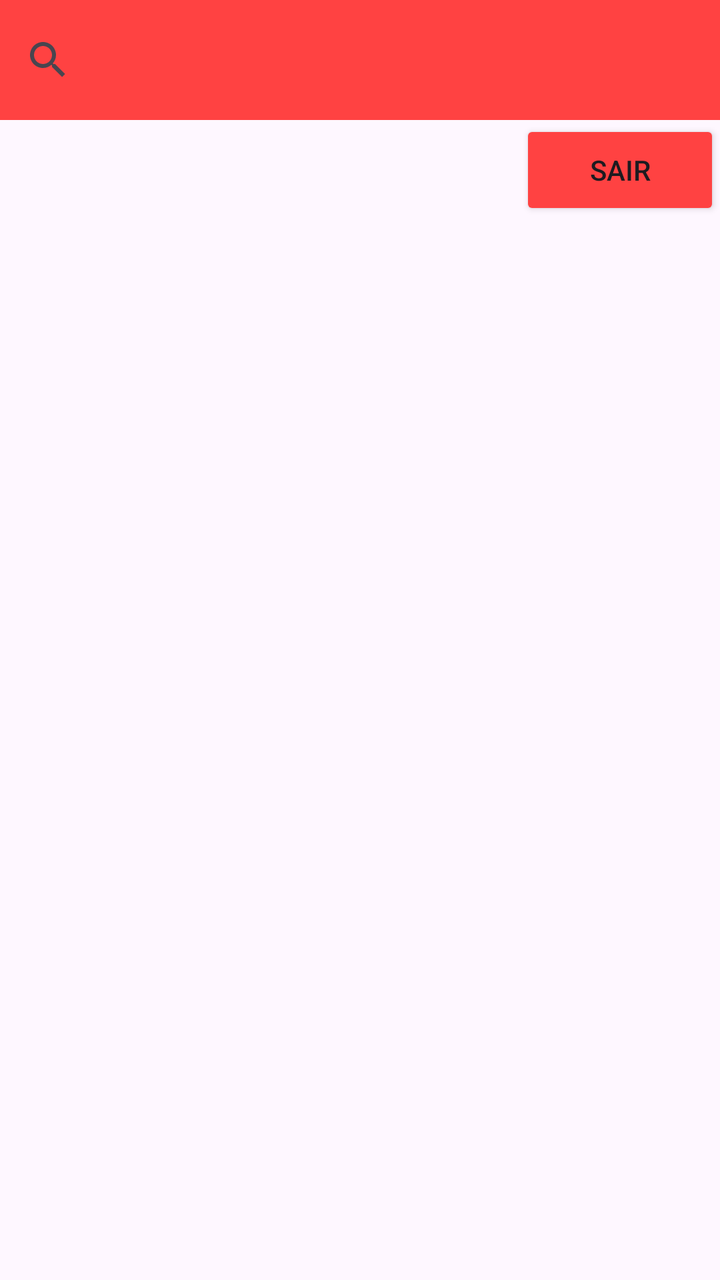
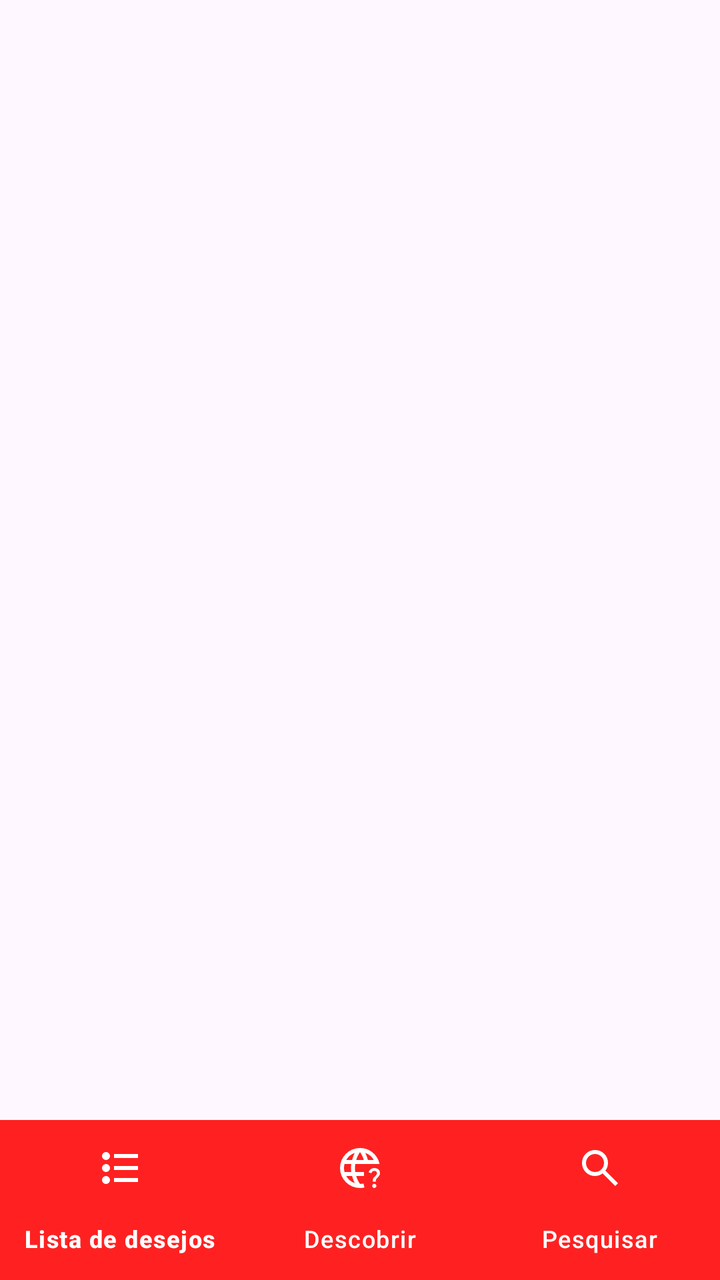

Before-and-after screenshots of an Android layout around one commit, followed by the original layout XML and the change that was made.
<!-- AndroidManifest.xml: application theme Theme._04 -->
<!-- res/layout/activity_main.xml -->
<?xml version="1.0" encoding="utf-8"?>
<ScrollView xmlns:android="http://schemas.android.com/apk/res/android"
    android:layout_width="match_parent"
    android:layout_height="match_parent">

    <androidx.constraintlayout.widget.ConstraintLayout xmlns:android="http://schemas.android.com/apk/res/android"
        xmlns:app="http://schemas.android.com/apk/res-auto"
        xmlns:tools="http://schemas.android.com/tools"
        android:id="@+id/main"
        android:layout_width="match_parent"
        android:layout_height="match_parent"
        tools:context=".MainActivity">

        <Button
            android:layout_width="100dp"
            android:layout_height="50dp"
            android:text="Sair"
            android:backgroundTint="@color/red"
            app:layout_constraintEnd_toEndOf="parent"
            app:layout_constraintTop_toBottomOf="@id/seaPesquisar"
            android:onClick="logout"/>

        <SearchView
            android:id="@+id/seaPesquisar"
            android:queryHint="Pesquisar filme"
            android:layout_width="match_parent"
            android:layout_height="60dp"
            android:background="@color/red"
            app:layout_constraintEnd_toEndOf="parent"
            app:layout_constraintStart_toStartOf="parent"
            app:layout_constraintTop_toTopOf="parent" />

        <ImageView
            android:id="@+id/imgPoster"
            android:layout_width="300dp"
            android:layout_height="450dp"
            android:scaleType="centerCrop"
            android:visibility="gone"
            app:layout_constraintBottom_toBottomOf="parent"
            app:layout_constraintEnd_toEndOf="parent"
            app:layout_constraintStart_toStartOf="parent"
            app:layout_constraintTop_toTopOf="parent" />

        <ProgressBar
            android:id="@+id/progress_bar"
            android:layout_width="wrap_content"
            android:layout_height="wrap_content"
            android:visibility="gone"
            app:layout_constraintBottom_toBottomOf="parent"
            app:layout_constraintEnd_toEndOf="parent"
            app:layout_constraintStart_toStartOf="parent"
            app:layout_constraintTop_toTopOf="parent" />

        <TextView
            android:id="@+id/txtFilme"
            android:layout_width="wrap_content"
            android:layout_height="wrap_content"
            android:padding="12dp"
            android:text="Hello World!"
            android:textSize="18sp"
            android:visibility="gone"
            app:layout_constraintEnd_toEndOf="parent"
            app:layout_constraintStart_toStartOf="parent"
            app:layout_constraintTop_toBottomOf="@id/imgPoster" />

    </androidx.constraintlayout.widget.ConstraintLayout>
</ScrollView>
<!-- resources referenced by this layout -->
<resources>
  <color name="red">#FF4242</color>
  <style name="Theme._04" parent="Base.Theme._04" />
  <style name="Base.Theme._04" parent="Theme.Material3.DayNight.NoActionBar">
          
          
      </style>
</resources>

<!-- the commit's change to res/layout/activity_main.xml (unified diff, before → after) -->
@@ -1,67 +1,26 @@
 <?xml version="1.0" encoding="utf-8"?>
-<ScrollView xmlns:android="http://schemas.android.com/apk/res/android"
+<androidx.constraintlayout.widget.ConstraintLayout xmlns:android="http://schemas.android.com/apk/res/android"
+    xmlns:app="http://schemas.android.com/apk/res-auto"
+    xmlns:tools="http://schemas.android.com/tools"
+    android:id="@+id/main"
     android:layout_width="match_parent"
-    android:layout_height="match_parent">
+    android:layout_height="match_parent"
+    tools:context=".MainActivity">
+    
+    <FrameLayout
+        android:id="@+id/fragment_container"
+        android:layout_width="match_parent"
+        android:layout_height="match_parent" />
 
-    <androidx.constraintlayout.widget.ConstraintLayout xmlns:android="http://schemas.android.com/apk/res/android"
-        xmlns:app="http://schemas.android.com/apk/res-auto"
-        xmlns:tools="http://schemas.android.com/tools"
-        android:id="@+id/main"
+    <com.google.android.material.bottomnavigation.BottomNavigationView
+        android:id="@+id/navegacao"
         android:layout_width="match_parent"
-        android:layout_height="match_parent"
-        tools:context=".MainActivity">
+        android:layout_height="wrap_content"
+        android:background="@color/red"
+        app:itemActiveIndicatorStyle="@style/selected_color"
+        app:itemIconTint="@color/white"
+        app:itemTextColor="@color/white"
+        app:layout_constraintBottom_toBottomOf="parent"
+        app:menu="@menu/menu_main" />
 
-        <Button
-            android:layout_width="100dp"
-            android:layout_height="50dp"
-            android:text="Sair"
-            android:backgroundTint="@color/red"
-            app:layout_constraintEnd_toEndOf="parent"
-            app:layout_constraintTop_toBottomOf="@id/seaPesquisar"
-            android:onClick="logout"/>
-
-        <SearchView
-            android:id="@+id/seaPesquisar"
-            android:queryHint="Pesquisar filme"
-            android:layout_width="match_parent"
-            android:layout_height="60dp"
-            android:background="@color/red"
-            app:layout_constraintEnd_toEndOf="parent"
-            app:layout_constraintStart_toStartOf="parent"
-            app:layout_constraintTop_toTopOf="parent" />
-
-        <ImageView
-            android:id="@+id/imgPoster"
-            android:layout_width="300dp"
-            android:layout_height="450dp"
-            android:scaleType="centerCrop"
-            android:visibility="gone"
-            app:layout_constraintBottom_toBottomOf="parent"
-            app:layout_constraintEnd_toEndOf="parent"
-            app:layout_constraintStart_toStartOf="parent"
-            app:layout_constraintTop_toTopOf="parent" />
-
-        <ProgressBar
-            android:id="@+id/progress_bar"
-            android:layout_width="wrap_content"
-            android:layout_height="wrap_content"
-            android:visibility="gone"
-            app:layout_constraintBottom_toBottomOf="parent"
-            app:layout_constraintEnd_toEndOf="parent"
-            app:layout_constraintStart_toStartOf="parent"
-            app:layout_constraintTop_toTopOf="parent" />
-
-        <TextView
-            android:id="@+id/txtFilme"
-            android:layout_width="wrap_content"
-            android:layout_height="wrap_content"
-            android:padding="12dp"
-            android:text="Hello World!"
-            android:textSize="18sp"
-            android:visibility="gone"
-            app:layout_constraintEnd_toEndOf="parent"
-            app:layout_constraintStart_toStartOf="parent"
-            app:layout_constraintTop_toBottomOf="@id/imgPoster" />
-
-    </androidx.constraintlayout.widget.ConstraintLayout>
-</ScrollView>
+</androidx.constraintlayout.widget.ConstraintLayout>
<!-- resource entries referenced after the edit -->
@@ -1,7 +1,12 @@
 <!-- resources referenced by this layout -->
 <resources>
-  <color name="red">#FF4242</color>
+  <color name="red">#FF2121</color>
+  <color name="white">#FFFFFFFF</color>
+  <style name="selected_color" parent="Widget.Material3.BottomNavigationView.ActiveIndicator">
+          <item name="android:color">@color/red_white</item>
+      </style>
   <style name="Theme._04" parent="Base.Theme._04" />
+  <color name="red_white">#FFA0A0</color>
   <style name="Base.Theme._04" parent="Theme.Material3.DayNight.NoActionBar">
           
           
